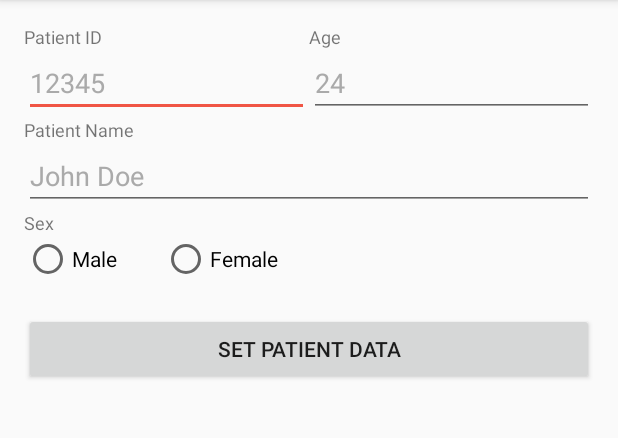
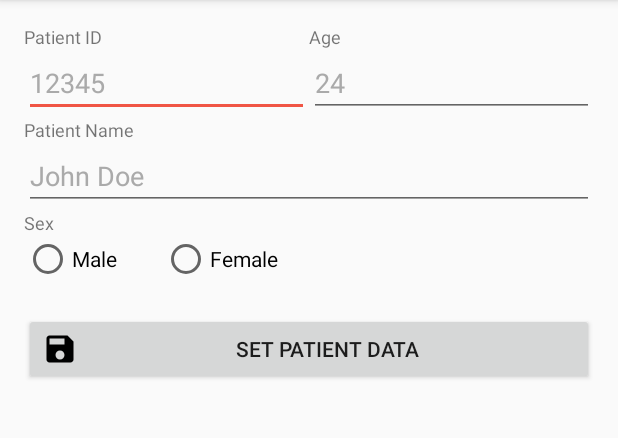
Before and after one commit to royswastik/activity_tracker, an Android app: the PatientDataActivity screen opened directly, with no data from a screen before it, on a phone screen of 412 x 824 dp, the part 84-522 px from its top. Run offline under Robolectric (Android 15) with nearby library versions, the phone set to English and light mode, and no system bars.

Commit message:
Add button style

```diff
--- a/app/build.gradle
+++ b/app/build.gradle
@@ -5,7 +5,7 @@ android {
     buildToolsVersion "27.0.0"
     defaultConfig {
         applicationId "swastikroy.com.mobile_computing_assignment1"
-        minSdkVersion 15
+        minSdkVersion 21
         targetSdkVersion 25
         versionCode 1
         versionName "1.0"
--- /dev/null
+++ b/app/src/main/res/drawable/ic_save_black_24dp.xml
@@ -0,0 +1,9 @@
+<vector xmlns:android="http://schemas.android.com/apk/res/android"
+        android:width="24dp"
+        android:height="24dp"
+        android:viewportWidth="24.0"
+        android:viewportHeight="24.0">
+    <path
+        android:fillColor="#FF000000"
+        android:pathData="M17,3L5,3c-1.11,0 -2,0.9 -2,2v14c0,1.1 0.89,2 2,2h14c1.1,0 2,-0.9 2,-2L21,7l-4,-4zM12,19c-1.66,0 -3,-1.34 -3,-3s1.34,-3 3,-3 3,1.34 3,3 -1.34,3 -3,3zM15,9L5,9L5,5h10v4z"/>
+</vector>
--- a/app/src/main/res/layout/activity_health_monitor.xml
+++ b/app/src/main/res/layout/activity_health_monitor.xml
@@ -54,12 +54,16 @@
                             android:id="@+id/run_btn"
                             android:layout_weight="1"
                             android:layout_width="0dp"
+                            android:backgroundTint="#8BC34A"
+                            android:drawableLeft="@drawable/ic_play_arrow_black_24dp"
                             android:layout_height="wrap_content" />
                         <Button
                             android:text="Stop"
                             android:id="@+id/stop_btn"
                             android:layout_weight="1"
                             android:layout_width="0dp"
+                            android:backgroundTint="@color/colorGray"
+                            android:drawableLeft="@drawable/ic_stop_black_24dp"
                             android:layout_height="wrap_content" />
                     </LinearLayout>
                     <include layout="@layout/activity_patient_data" />
--- a/app/src/main/res/layout/activity_patient_data.xml
+++ b/app/src/main/res/layout/activity_patient_data.xml
@@ -9,7 +9,7 @@
     android:paddingRight="@dimen/activity_horizontal_margin"
     android:paddingTop="@dimen/activity_vertical_margin"
     android:orientation="vertical"
-    tools:context="swastikroy.com.mobile_computing_assignment1.util.PatientDataActivity">
+    tools:context="swastikroy.com.mobile_computing_assignment1.HeartRateMonitorActivity">
 
     <LinearLayout
         android:layout_width="match_parent"
@@ -99,6 +99,7 @@
     </LinearLayout>
     <Button
         android:id="@+id/patient_save"
+        android:drawableLeft="@drawable/ic_save_black_24dp"
         android:layout_marginTop="20dp"
         android:onClick="savePatient"
         android:layout_width="match_parent"
--- a/app/src/main/res/values/colors.xml
+++ b/app/src/main/res/values/colors.xml
@@ -3,4 +3,7 @@
     <color name="colorPrimary">#b71c1c</color>
     <color name="colorPrimaryDark">#7f0000</color>
     <color name="colorAccent">#f05545</color>
+    <color name="colorRunBtn">#8BC34A</color>
+    <color name="colorStopBtn">#f05545</color>
+    <color name="colorGray">#eee</color>
 </resources>
```
Also changed, not shown: app/src/main/java/swastikroy/com/mobile_computing_assignment1/HeartRateMonitorActivity.java (+15 -2 lines), app/src/main/res/drawable/ic_play_arrow_black_24dp.xml (added, +9 -0 lines), app/src/main/res/drawable/ic_stop_black_24dp.xml (added, +9 -0 lines).
